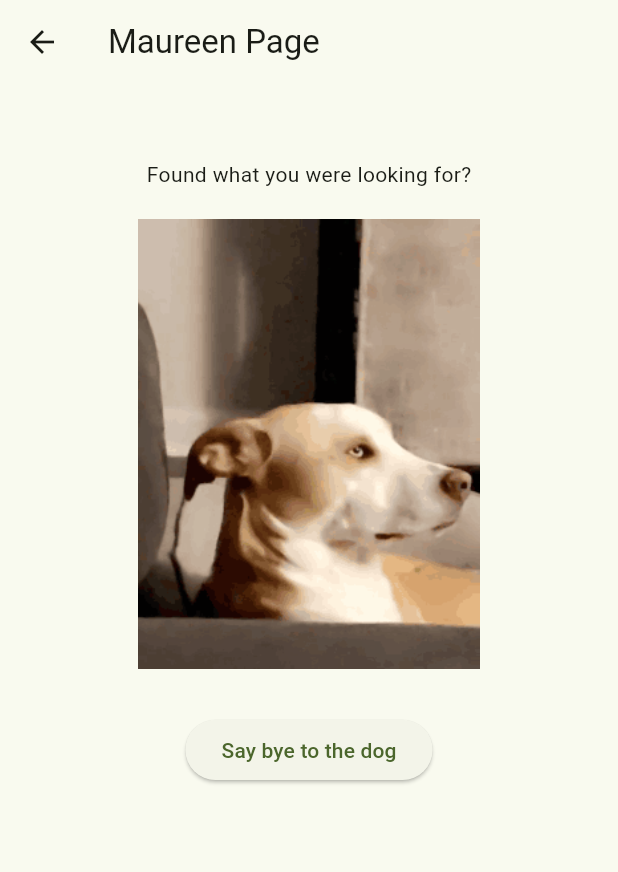
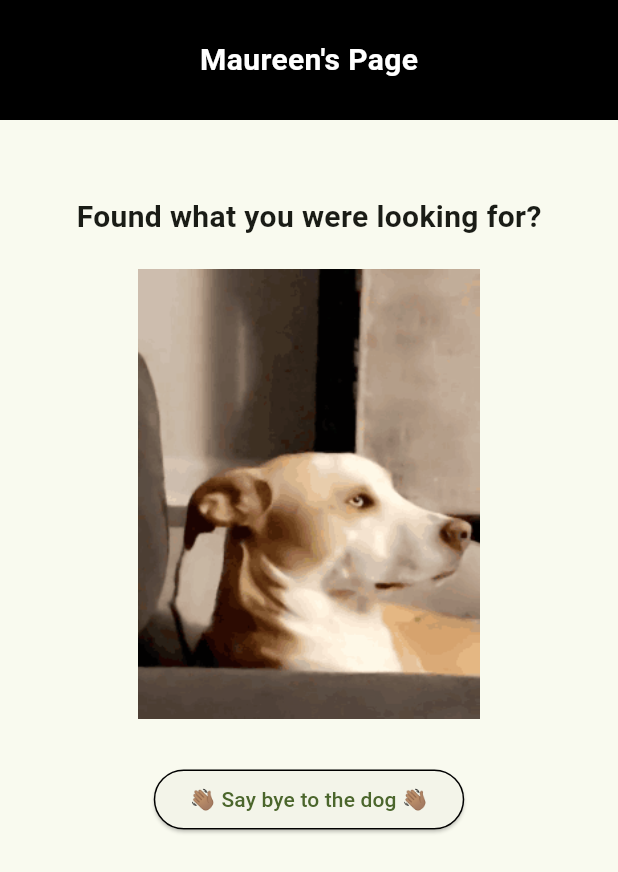
Before and after one commit to cassidym77/Flutter_Buddy, a Flutter app: the ThirdPage screen opened directly, on a phone screen of 412 x 824 dp. Shown: the top 872 px of the screen. Run offline on Flutter 3.47's test engine with Material 3 defaults, Android fonts, the phone set to English and light mode, and no system bars.

Commit message:
added some styling

```diff
--- a/duo_app/lib/main.dart
+++ b/duo_app/lib/main.dart
@@ -44,6 +44,9 @@ class MyHomePage extends StatelessWidget {
                     MaterialPageRoute(builder: (context) => const SecondPage()),
                   );
                 },
+                style: OutlinedButton.styleFrom(
+                  side: BorderSide(color: Colors.black),
+                ),
                 child: const Text("Cass Was Here"),
               ),
               const SizedBox(height: 30),
@@ -55,13 +58,16 @@ class MyHomePage extends StatelessWidget {
                     MaterialPageRoute(builder: (context) => const ThirdPage()),
                   );
                 },
-                child: const Text("Maureen Was Here"),
+                style: OutlinedButton.styleFrom(
+                  side: BorderSide(color: Colors.black),
+                ),
+                child: const Text("Maureen Was Here 🫡"),
               ),
               const SizedBox(height: 30),
               Image.asset(
                 "assets/puppy.gif",
-                height: 400.0,
-                width: 400.0,
+                height: 350.0,
+                width: 350.0,
               ),
           ],
         ),
@@ -95,12 +101,29 @@ class ThirdPage extends StatelessWidget {
   @override
   Widget build(BuildContext context) {
     return Scaffold(
-      appBar: AppBar(title: const Text('Maureen Page')),
+      // appBar: AppBar(title: const Text('Maureen''s Page')),
       body: Center(
         child: Column(
           children: [
+            Container(
+              width: double.infinity,
+              height: 80,
+              color: Colors.black,
+              alignment: Alignment.center,
+              child: const Text(
+                "Maureen's Page",
+                style: TextStyle(
+                  color: Colors.white,
+                  fontSize: 20,
+                  fontWeight: FontWeight.bold,
+                ),
+              ),
+            ),
             const SizedBox(height: 50),
-            Text('Found what you were looking for?'),
+            Text(
+              'Found what you were looking for?',
+              style: TextStyle(fontWeight: FontWeight.bold, fontSize: 20),
+            ),
             const SizedBox(height: 20),
             Image.asset(
               "assets/side_eye.gif",
@@ -113,7 +136,10 @@ class ThirdPage extends StatelessWidget {
                 onPressed: () {
                   Navigator.pop(context);
                 },
-                child: const Text('Say bye to the dog'),
+                style: OutlinedButton.styleFrom(
+                  side: BorderSide(color: Colors.black),
+                ),
+                child: const Text('👋🏽 Say bye to the dog 👋🏽'),
               ),
             ),
           ],
```
